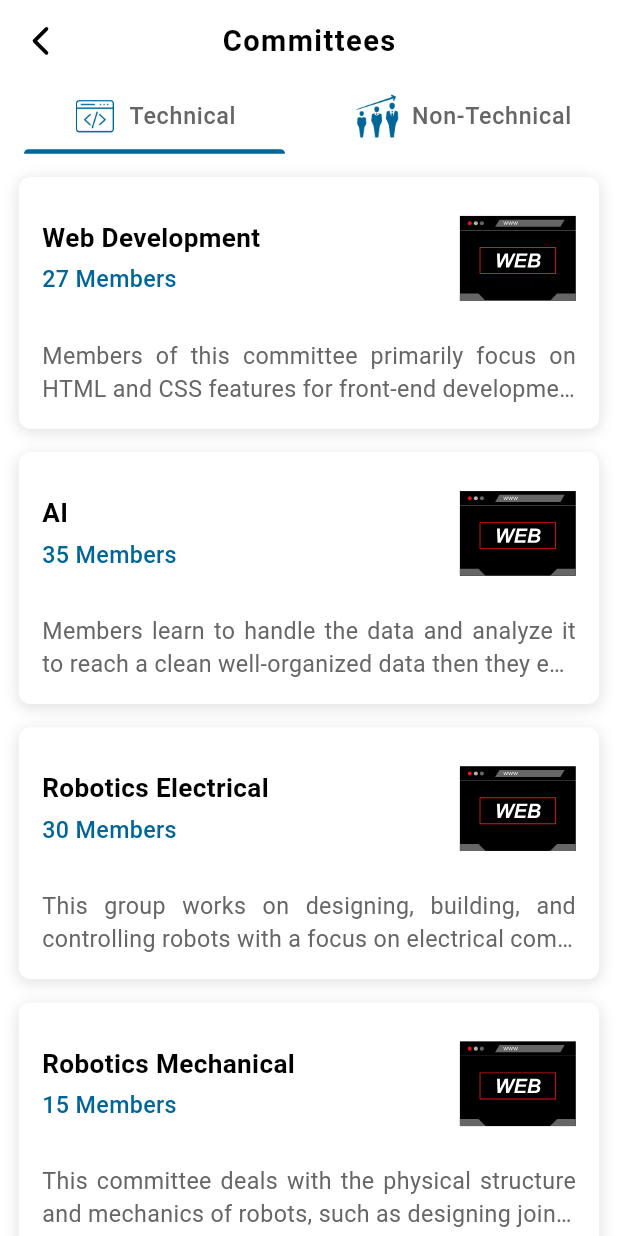
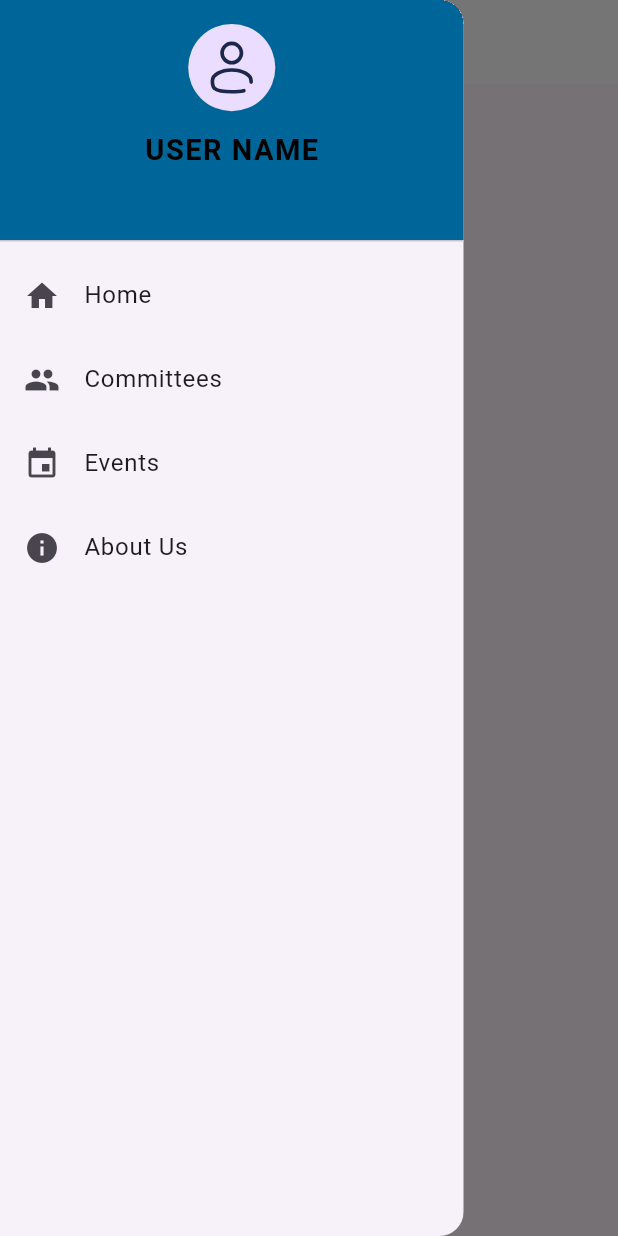
Before and after one commit to Nancy-Ashraf0/IEEE_App, a Flutter app: the screen it shows after launch, with the side drawer open (before the commit the screen has no drawer), on a phone screen of 412 x 824 dp. Run offline on Flutter 3.47's test engine with Material 3 defaults, Android fonts, the phone set to English and light mode, and no system bars; our stand-ins replace flutter_screenutil, flutter_svg, lottie.

Commit message:
Add HomeScreen and update routing for improved navigation
- Introduced HomeScreen with a basic layout and drawer navigation.
- Updated AppRouter to include routing for HomeScreen.
- Modified initial route in main.dart to set HomeScreen as the starting point.
- Added user.svg asset for profile representation in the drawer.
- Enhanced CommitteeDetailsScreen to accept additional parameters.

```diff
--- a/lib/core/routing/app_router.dart
+++ b/lib/core/routing/app_router.dart
@@ -2,6 +2,7 @@ import 'package:flutter/material.dart';
 
 import '../../features/committes/presentation/screens/committee_details_screen.dart';
 import '../../features/committes/presentation/screens/committees_screen.dart';
+import '../../features/main_layout/presentation/screens/home_screen.dart';
 import '../../features/onboarding/onboarding_screen.dart';
 import 'routes.dart';
 
@@ -10,6 +11,8 @@ class AppRouter {
     // this arguments is to be passed in any screen like this ( argument as ClassName )
     final arguments = settings.arguments;
     switch (settings.name) {
+      case Routes.homeScreen:
+        return MaterialPageRoute(builder: (_) => const HomeScreen());
       case Routes.onboardinScreen:
         return MaterialPageRoute(builder: (_) => OnBoardingScreen());
       case Routes.committeesScreen:
@@ -19,6 +22,8 @@ class AppRouter {
           builder: (_) {
             final args = arguments as Map<String, dynamic>;
             return CommitteeDetailsScreen(
+              isTechnical: args['isTechnical'],
+              index: args['index'],
             );
           },
         );
--- a/lib/core/routing/routes.dart
+++ b/lib/core/routing/routes.dart
@@ -2,4 +2,6 @@ class Routes {
   static const String onboardinScreen = '/onboardingScreen';
   static const String committeesScreen = '/committeesScreen';
   static const String committeeDetailsScreen = '/committeeDetailsScreen';
+  static const String homeScreen = '/homeScreen';
+  static const String aboutUsScreen = '/aboutUsScreen';
 }
--- a/lib/features/committes/presentation/screens/committee_details_screen.dart
+++ b/lib/features/committes/presentation/screens/committee_details_screen.dart
@@ -4,8 +4,15 @@ import 'package:flutter_screenutil/flutter_screenutil.dart';
 import '../../../../core/constants/app_colors.dart';
 import '../../../../core/constants/committees_constants.dart';
 import '../../../../core/constants/text_styles.dart';
+
 class CommitteeDetailsScreen extends StatelessWidget {
-  const CommitteeDetailsScreen({super.key});
+  final bool isTechnical;
+  final int index;
+  const CommitteeDetailsScreen({
+    super.key,
+    required this.isTechnical,
+    required this.index,
+  });
 
   @override
   Widget build(BuildContext context) {
@@ -102,7 +109,7 @@ class CommitteeDetailsScreen extends StatelessWidget {
               TweenAnimationBuilder<int>(
                 tween: IntTween(begin: 0, end: 24),
                 duration: Duration(seconds: 3),
-                curve: Easing.standardDecelerate,// Adjust speed
+                curve: Easing.standardDecelerate, // Adjust speed
                 builder: (context, value, child) {
                   return Text(
                     "$value",
--- /dev/null
+++ b/lib/features/main_layout/presentation/screens/home_screen.dart
@@ -0,0 +1,89 @@
+import 'package:flutter/material.dart';
+import 'package:flutter_screenutil/flutter_screenutil.dart';
+import 'package:flutter_svg/svg.dart';
+import 'package:ieee_application0/core/constants/app_colors.dart';
+import 'package:ieee_application0/core/helpers/extentions.dart';
+
+import '../../../../core/constants/text_styles.dart';
+import '../../../../core/routing/routes.dart';
+
+class HomeScreen extends StatelessWidget {
+  const HomeScreen({super.key});
+
+  @override
+  @override
+  Widget build(BuildContext context) {
+    return Scaffold(
+      drawer: _drawerbody(context),
+      drawerEnableOpenDragGesture: true,
+      body: Column(children: [Container()]),
+      // TODO: Custom AppBar here
+      appBar: AppBar(
+        backgroundColor: AppColors.white,
+        // TODO: Logo here
+        title: Text(
+          'Welcome to IEEE',
+          style: TextStyles.fontSemi20Black.copyWith(letterSpacing: 1.sp),
+        ),
+        centerTitle: true,
+      ),
+    );
+  }
+
+  Widget _drawerbody(BuildContext context) {
+    return Drawer(
+      width: 0.75.sw,
+      child: ListView(
+        children: [
+          DrawerHeader(
+            decoration: const BoxDecoration(color: AppColors.primary),
+            child: Column(
+              children: [
+                CircleAvatar(
+                  radius: 30.r,
+                  child: SvgPicture.asset('assets/svgs/user.svg', height: 40.h),
+                ),
+                SizedBox(height: 12.h),
+                Text(
+                  'USER NAME',
+                  style: TextStyles.fontSemi20Black.copyWith(
+                    letterSpacing: 1.sp,
+                  ),
+                ),
+              ],
+            ),
+          ),
+          ListTile(
+            leading: const Icon(Icons.home),
+            title: const Text('Home'),
+            onTap: () {
+              context.pushNamedAndRemoveUntil(
+                Routes.homeScreen,
+                predicate: (route) => true,
+              );
+            },
+          ),
+          ListTile(
+            leading: const Icon(Icons.people),
+            title: const Text('Committees'),
+            onTap: () {
+              context.pushNamed(Routes.committeesScreen);
+            },
+          ),
+          ListTile(
+            leading: const Icon(Icons.event),
+            title: const Text('Events'),
+            onTap: () {},
+          ),
+          ListTile(
+            leading: const Icon(Icons.info),
+            title: const Text('About Us'),
+            onTap: () {
+              context.pushNamed(Routes.aboutUsScreen);
+            },
+          ),
+        ],
+      ),
+    );
+  }
+}
--- a/lib/main.dart
+++ b/lib/main.dart
@@ -25,7 +25,7 @@ class MyApp extends StatelessWidget {
         debugShowCheckedModeBanner: false,
         title: 'IEEE App',
         onGenerateRoute: appRouter.generateRoute,
-        initialRoute: Routes.committeesScreen,
+        initialRoute: Routes.homeScreen,
       ),
     );
   }
```
Also changed, not shown: assets/svgs/user.svg (added).
